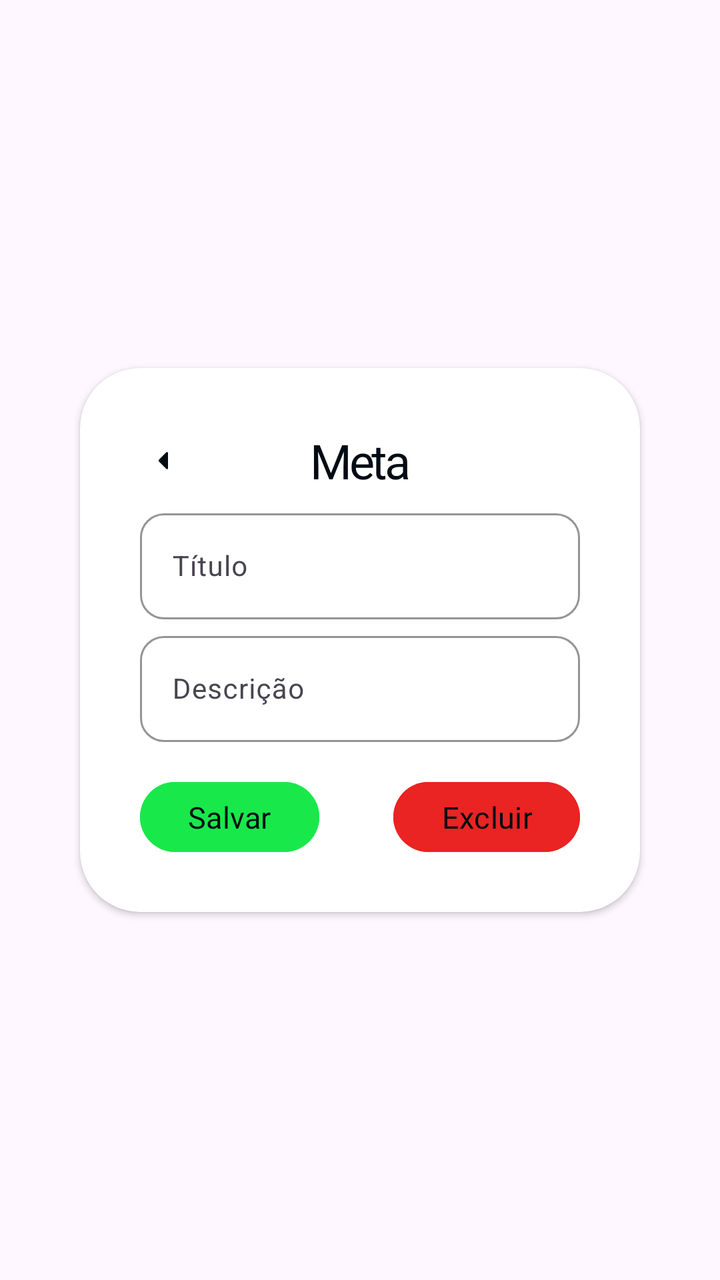
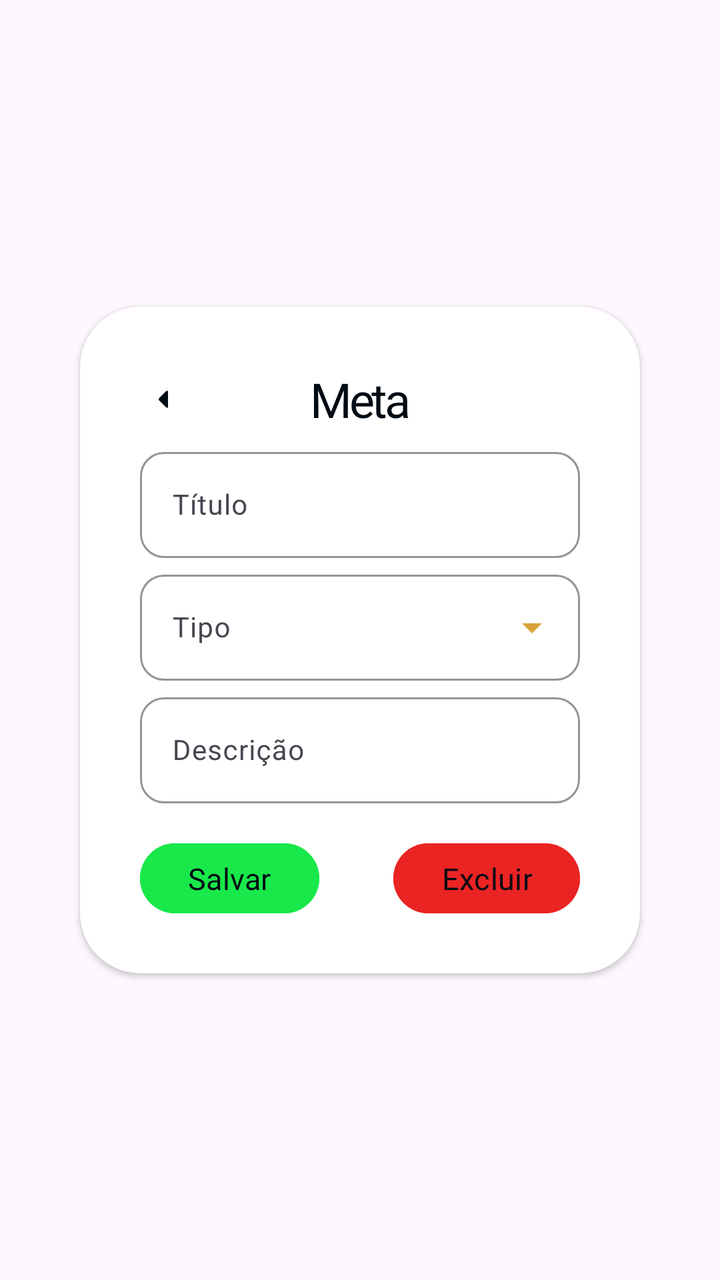

Before-and-after screenshots of an Android layout around one commit, followed by the original layout XML and the change that was made.
<!-- AndroidManifest.xml: application theme Theme.Ouros -->
<!-- res/layout/popup_goal.xml -->
<?xml version="1.0" encoding="utf-8"?>
<androidx.constraintlayout.widget.ConstraintLayout xmlns:android="http://schemas.android.com/apk/res/android"
    xmlns:app="http://schemas.android.com/apk/res-auto"
    xmlns:tools="http://schemas.android.com/tools"
    android:layout_width="wrap_content"
    android:layout_height="wrap_content">

    <androidx.cardview.widget.CardView
        android:layout_width="280dp"
        android:layout_height="wrap_content"
        app:cardCornerRadius="30dp"
        app:layout_constraintBottom_toBottomOf="parent"
        app:layout_constraintEnd_toEndOf="parent"
        app:layout_constraintStart_toStartOf="parent"
        app:layout_constraintTop_toTopOf="parent">

        <androidx.constraintlayout.widget.ConstraintLayout
            android:layout_width="match_parent"
            android:layout_height="wrap_content">

            <com.google.android.material.textfield.TextInputLayout
                android:id="@+id/InputGoalTitle"
                style="@style/Widget.App.TextInputLayout.Gold"
                android:layout_width="0dp"
                android:layout_height="wrap_content"
                android:layout_marginStart="30dp"
                android:layout_marginTop="5dp"
                android:layout_marginEnd="30dp"
                android:hint="Título"
                app:layout_constraintEnd_toEndOf="parent"
                app:layout_constraintStart_toStartOf="parent"
                app:layout_constraintTop_toBottomOf="@+id/textView2">

                <com.google.android.material.textfield.TextInputEditText
                    android:id="@+id/editGoalTitle"
                    android:layout_width="match_parent"
                    android:layout_height="wrap_content"
                    android:inputType="textEmailAddress"
                    android:textSize="14sp" />

            </com.google.android.material.textfield.TextInputLayout>

            <com.google.android.material.textfield.TextInputLayout
                android:id="@+id/InputGoalDesc"
                style="@style/Widget.App.TextInputLayout.Gold"
                android:layout_width="0dp"
                android:layout_height="wrap_content"
                android:layout_marginStart="30dp"
                android:layout_marginTop="3dp"
                android:layout_marginEnd="30dp"
                android:hint="Descrição"
                app:layout_constraintEnd_toEndOf="parent"
                app:layout_constraintStart_toStartOf="parent"
                app:layout_constraintTop_toBottomOf="@+id/InputGoalTitle">

                <com.google.android.material.textfield.TextInputEditText
                    android:id="@+id/editGoalDesc"
                    android:layout_width="match_parent"
                    android:layout_height="wrap_content"
                    android:inputType="textEmailAddress"
                    android:textSize="14sp" />

            </com.google.android.material.textfield.TextInputLayout>

            <TextView
                android:id="@+id/textView2"
                style="@style/subtitle"
                android:layout_width="wrap_content"
                android:layout_height="wrap_content"
                android:layout_marginTop="30dp"
                android:text="Meta"
                app:layout_constraintEnd_toEndOf="parent"
                app:layout_constraintStart_toStartOf="parent"
                app:layout_constraintTop_toTopOf="parent" />

            <Button
                android:id="@+id/buttonConfirmGoal"
                style="@style/Widget.Ouros.Button.Tiny.Gold"
                android:layout_width="wrap_content"
                android:layout_height="35dp"
                android:layout_marginTop="20dp"
                android:layout_marginBottom="30dp"
                android:backgroundTint="@color/success_green"
                android:text="Salvar"
                app:layout_constraintBottom_toBottomOf="parent"
                app:layout_constraintStart_toStartOf="@+id/InputGoalDesc"
                app:layout_constraintTop_toBottomOf="@+id/InputGoalDesc" />

            <Button
                android:id="@+id/buttonDeleteGoal"
                style="@style/Widget.Ouros.Button.Tiny.Gold"
                android:layout_width="wrap_content"
                android:layout_height="35dp"
                android:layout_marginTop="20dp"
                android:layout_marginBottom="30dp"
                android:backgroundTint="@color/warning_red"
                android:text="Excluir"
                app:layout_constraintBottom_toBottomOf="parent"
                app:layout_constraintEnd_toEndOf="@+id/InputGoalDesc"
                app:layout_constraintTop_toBottomOf="@+id/InputGoalDesc"
                app:layout_constraintVertical_bias="0.0" />

            <ImageView
                android:id="@+id/btnBack"
                android:layout_width="wrap_content"
                android:layout_height="wrap_content"
                app:layout_constraintBottom_toBottomOf="@+id/textView2"
                app:layout_constraintStart_toStartOf="@+id/InputGoalTitle"
                app:layout_constraintTop_toTopOf="@+id/textView2"
                app:srcCompat="@drawable/ic_arrow_left" />

        </androidx.constraintlayout.widget.ConstraintLayout>
    </androidx.cardview.widget.CardView>
</androidx.constraintlayout.widget.ConstraintLayout>
<!-- resources referenced by this layout -->
<resources>
  <color name="success_green">#19E84A</color>
  <color name="warning_red">#EA2323</color>
  <!-- drawable ic_arrow_left (drawable) -->
  <vector xmlns:android="http://schemas.android.com/apk/res/android" android:autoMirrored="true" android:height="24dp" android:tint="#010B13" android:viewportHeight="960" android:viewportWidth="960" android:width="24dp">
  
      <path android:fillColor="@android:color/white" android:pathData="M526,646L381,501Q376,496 374,491Q372,486 372,480Q372,474 374,469Q376,464 381,459L526,314Q529,311 532.5,309.5Q536,308 540,308Q548,308 554,313.5Q560,319 560,328L560,632Q560,641 554,646.5Q548,652 540,652Q538,652 526,646Z"/>
  
  </vector>
  <style name="Widget.App.TextInputLayout.Gold" parent="Widget.Material3.TextInputLayout.OutlinedBox">
          <item name="boxStrokeColor">@color/gold</item>
          <item name="hintTextColor">@color/gold</item>
          <item name="cursorColor">@color/gold</item>
  
          <item name="android:layout_marginTop">5dp</item>
          <item name="android:layout_width">match_parent</item>
          <item name="android:layout_height">wrap_content</item>
          <item name="boxCornerRadiusTopStart">12dp</item>
          <item name="boxCornerRadiusTopEnd">12dp</item>
          <item name="boxCornerRadiusBottomStart">12dp</item>
          <item name="boxCornerRadiusBottomEnd">12dp</item>
      </style>
  <style name="Widget.Ouros.Button.Tiny.Gold" parent="Widget.Ouros.Button.Tiny">
          <item name="backgroundTint">@color/gold</item>
          <item name="android:textColor">@color/black</item>
      </style>
  <style name="subtitle">
          <item name="android:fontFamily">@font/poppins_semibold</item>
          <item name="android:textSize">24sp</item>
          <item name="android:lineHeight">25dp</item>
          <item name="android:letterSpacing">-0.06</item>
          <item name="android:textColor">@color/black</item>
      </style>
  <style name="Theme.Ouros" parent="Theme.Material3.Light.NoActionBar">
          <item name="android:windowLightStatusBar">false</item>
          <item name="android:statusBarColor">@android:color/transparent</item>
          <item name="android:windowDrawsSystemBarBackgrounds">true</item>
          <item name="textInputStyle">@style/Widget.App.TextInputLayout.Gold</item>
      </style>
  <color name="gold">#D8A23A</color>
  <style name="Widget.Ouros.Button.Tiny" parent="Widget.Ouros.Button.Base">
          <item name="android:layout_width">95dp</item>
          <item name="android:layout_height">37dp</item>
          <item name="android:textSize">15sp</item>
      </style>
  <color name="black">#010B13</color>
  <style name="Widget.Ouros.Button.Base" parent="Widget.Material3.Button">
          <item name="fontFamily">@font/poppins_semibold</item>
          <item name="android:fontFamily">@font/poppins_semibold</item>
  
          <item name="android:textAllCaps">false</item>
          <item name="android:minWidth">0dp</item>
          <item name="android:insetTop">0dp</item>
          <item name="android:insetBottom">0dp</item>
      </style>
</resources>

<!-- the commit's change to res/layout/popup_goal.xml (unified diff, before → after) -->
@@ -18,6 +18,17 @@
             android:layout_width="match_parent"
             android:layout_height="wrap_content">
 
+            <TextView
+                android:id="@+id/textView2"
+                style="@style/subtitle"
+                android:layout_width="wrap_content"
+                android:layout_height="wrap_content"
+                android:layout_marginTop="30dp"
+                android:text="Meta"
+                app:layout_constraintEnd_toEndOf="parent"
+                app:layout_constraintStart_toStartOf="parent"
+                app:layout_constraintTop_toTopOf="parent" />
+
             <com.google.android.material.textfield.TextInputLayout
                 android:id="@+id/InputGoalTitle"
                 style="@style/Widget.App.TextInputLayout.Gold"
@@ -35,7 +46,29 @@
                     android:id="@+id/editGoalTitle"
                     android:layout_width="match_parent"
                     android:layout_height="wrap_content"
-                    android:inputType="textEmailAddress"
+                    android:inputType="textCapSentences"
+                    android:textSize="14sp" />
+
+            </com.google.android.material.textfield.TextInputLayout>
+
+            <com.google.android.material.textfield.TextInputLayout
+                android:id="@+id/InputGoalType"
+                style="@style/Widget.App.TextInputLayout.Gold.Dropdown"
+                android:layout_width="0dp"
+                android:layout_height="wrap_content"
+                android:layout_marginStart="30dp"
+                android:layout_marginTop="3dp"
+                android:layout_marginEnd="30dp"
+                android:hint="Tipo"
+                app:layout_constraintEnd_toEndOf="parent"
+                app:layout_constraintStart_toStartOf="parent"
+                app:layout_constraintTop_toBottomOf="@+id/InputGoalTitle">
+
+                <com.google.android.material.textfield.MaterialAutoCompleteTextView
+                    android:id="@+id/editGoalType"
+                    android:layout_width="match_parent"
+                    android:layout_height="wrap_content"
+                    android:inputType="none"
                     android:textSize="14sp" />
 
             </com.google.android.material.textfield.TextInputLayout>
@@ -51,27 +84,16 @@
                 android:hint="Descrição"
                 app:layout_constraintEnd_toEndOf="parent"
                 app:layout_constraintStart_toStartOf="parent"
-                app:layout_constraintTop_toBottomOf="@+id/InputGoalTitle">
+                app:layout_constraintTop_toBottomOf="@+id/InputGoalType">
 
                 <com.google.android.material.textfield.TextInputEditText
                     android:id="@+id/editGoalDesc"
                     android:layout_width="match_parent"
                     android:layout_height="wrap_content"
-                    android:inputType="textEmailAddress"
+                    android:inputType="textCapSentences"
                     android:textSize="14sp" />
 
             </com.google.android.material.textfield.TextInputLayout>
-
-            <TextView
-                android:id="@+id/textView2"
-                style="@style/subtitle"
-                android:layout_width="wrap_content"
-                android:layout_height="wrap_content"
-                android:layout_marginTop="30dp"
-                android:text="Meta"
-                app:layout_constraintEnd_toEndOf="parent"
-                app:layout_constraintStart_toStartOf="parent"
-                app:layout_constraintTop_toTopOf="parent" />
 
             <Button
                 android:id="@+id/buttonConfirmGoal"
<!-- resource entries referenced after the edit -->
@@ -12,6 +12,20 @@
           <item name="boxStrokeColor">@color/gold</item>
           <item name="hintTextColor">@color/gold</item>
           <item name="cursorColor">@color/gold</item>
+  
+          <item name="android:layout_marginTop">5dp</item>
+          <item name="android:layout_width">match_parent</item>
+          <item name="android:layout_height">wrap_content</item>
+          <item name="boxCornerRadiusTopStart">12dp</item>
+          <item name="boxCornerRadiusTopEnd">12dp</item>
+          <item name="boxCornerRadiusBottomStart">12dp</item>
+          <item name="boxCornerRadiusBottomEnd">12dp</item>
+      </style>
+  <style name="Widget.App.TextInputLayout.Gold.Dropdown" parent="Widget.Material3.TextInputLayout.OutlinedBox.ExposedDropdownMenu">
+          <item name="boxStrokeColor">@color/gold</item>
+          <item name="hintTextColor">@color/gold</item>
+          <item name="cursorColor">@color/gold</item>
+          <item name="endIconTint">@color/gold</item>
   
           <item name="android:layout_marginTop">5dp</item>
           <item name="android:layout_width">match_parent</item>
